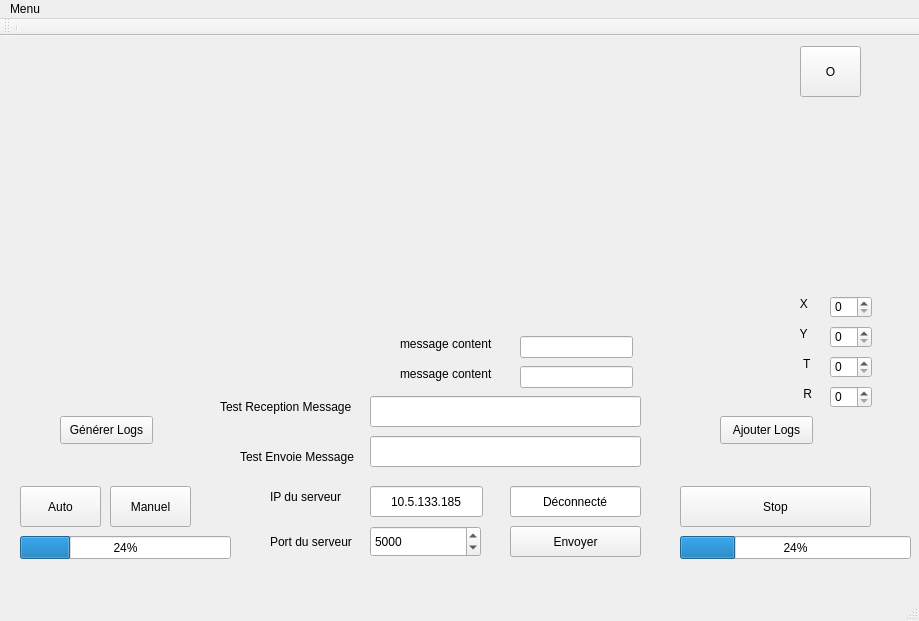
Before: the Qt Designer form Sources/Ground_station/Qt/mainwindow.ui in D3Rnatch/TestPhabricator, drawn with Qt 5.
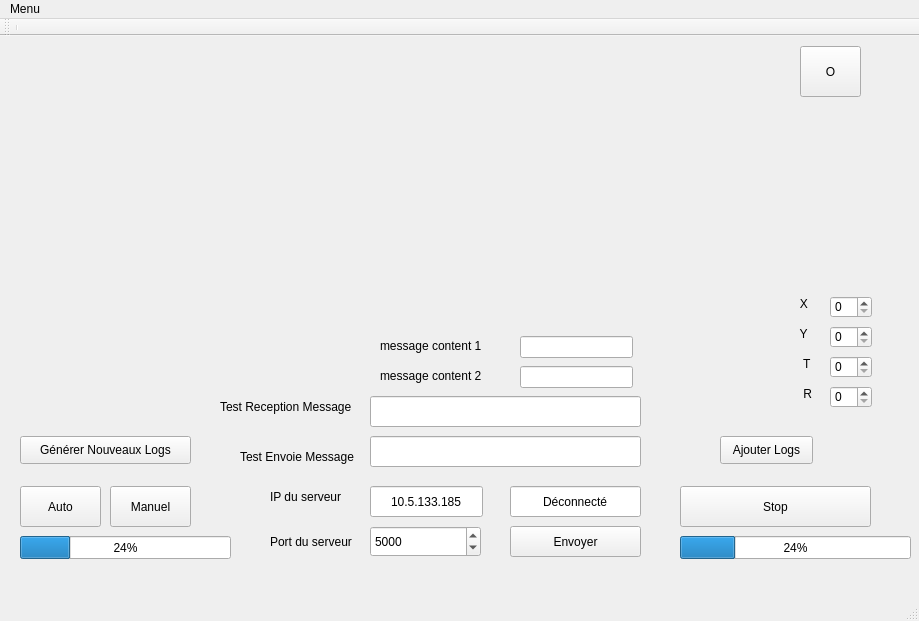
After: the same form once the commit is applied.

```diff
--- a/Sources/Ground_station/Qt/mainwindow.ui
+++ b/Sources/Ground_station/Qt/mainwindow.ui
@@ -241,7 +241,7 @@
     <property name="geometry">
      <rect>
       <x>720</x>
-      <y>380</y>
+      <y>400</y>
       <width>93</width>
       <height>28</height>
      </rect>
@@ -263,27 +263,27 @@
    <widget class="QLabel" name="label_message_content_1">
     <property name="geometry">
      <rect>
-      <x>400</x>
+      <x>380</x>
       <y>300</y>
-      <width>101</width>
-      <height>16</height>
+      <width>121</width>
+      <height>20</height>
      </rect>
     </property>
     <property name="text">
-     <string>message content</string>
+     <string>message content 1</string>
     </property>
    </widget>
    <widget class="QLabel" name="label_message_content_2">
     <property name="geometry">
      <rect>
-      <x>400</x>
+      <x>380</x>
       <y>330</y>
-      <width>101</width>
-      <height>16</height>
+      <width>121</width>
+      <height>20</height>
      </rect>
     </property>
     <property name="text">
-     <string>message content</string>
+     <string>message content 2</string>
     </property>
    </widget>
    <widget class="QLineEdit" name="box_message_content_2">
@@ -391,14 +391,14 @@
    <widget class="QPushButton" name="boutonLog">
     <property name="geometry">
      <rect>
-      <x>60</x>
-      <y>380</y>
-      <width>93</width>
+      <x>20</x>
+      <y>400</y>
+      <width>171</width>
       <height>28</height>
      </rect>
     </property>
     <property name="text">
-     <string>Générer Logs</string>
+     <string>Générer Nouveaux Logs</string>
     </property>
    </widget>
   </widget>
```
